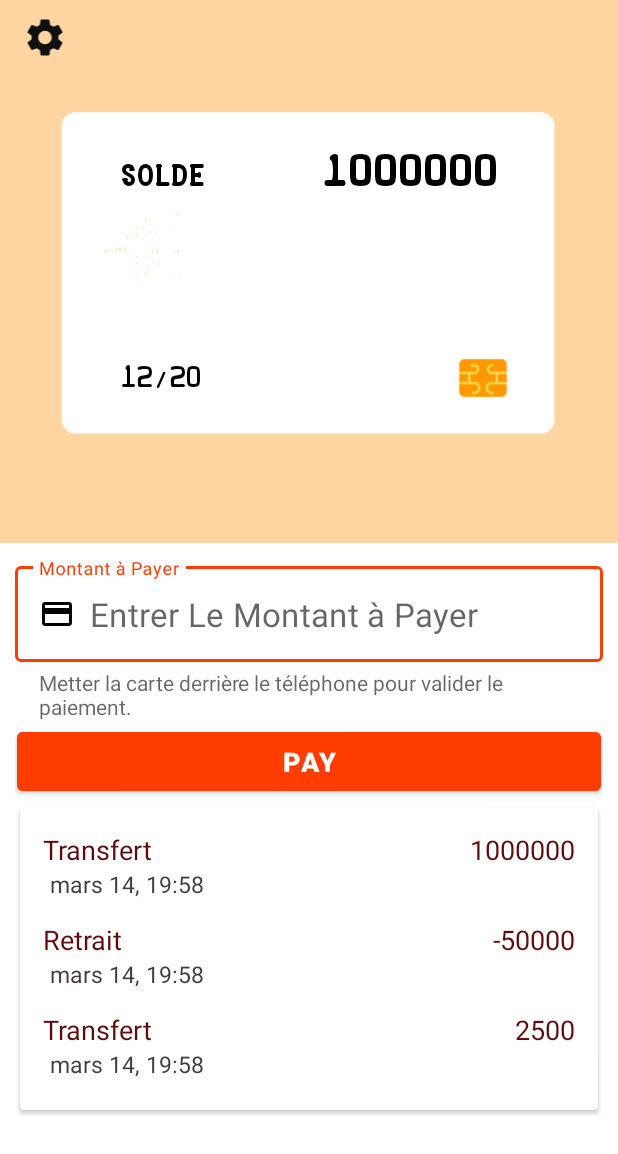
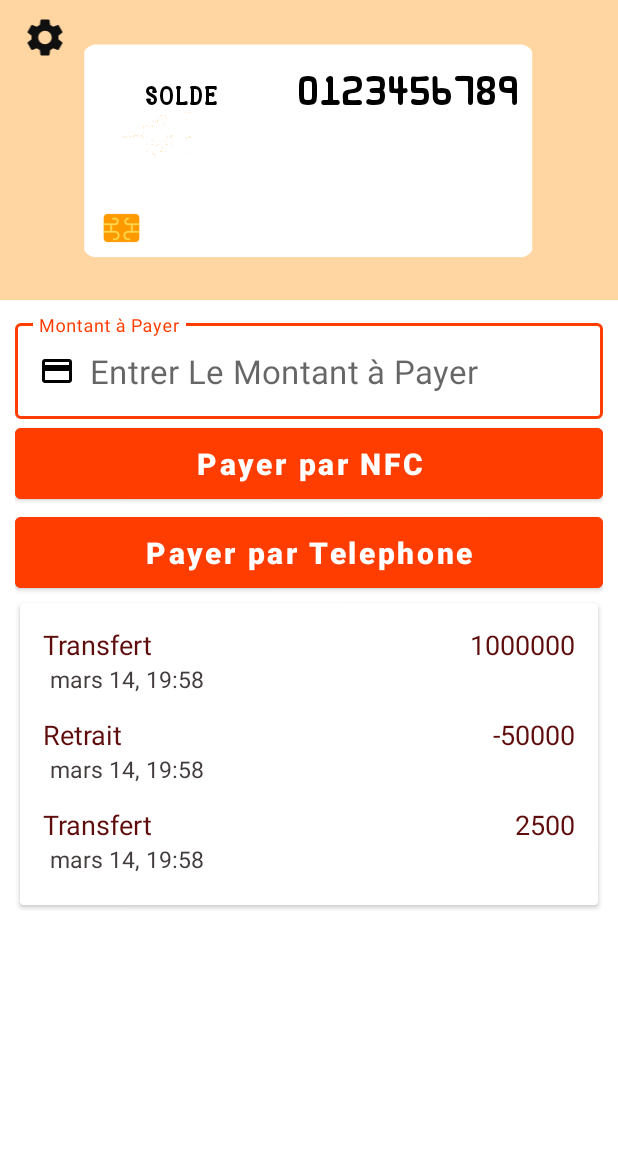
Before and after one commit to azizbaucad/NFC_PAYEMENT, an Android app: the Test_NFC_Tag_Activity screen opened directly, with no data from a screen before it, on a phone screen of 412 x 824 dp. Shown: the top 1154 px of the screen. Run offline under Robolectric (Android 15) with nearby library versions, the phone set to English and light mode, and no system bars.

Commit message:
Payement

```diff
--- a/app/src/main/AndroidManifest.xml
+++ b/app/src/main/AndroidManifest.xml
@@ -15,12 +15,13 @@
     <application
         android:allowBackup="true"
         android:icon="@mipmap/ic_launcher"
-        android:label="I-Marchand"
+        android:label="I-MarchandV2"
         android:networkSecurityConfig="@xml/network_security_config"
         android:roundIcon="@mipmap/ic_launcher"
         android:supportsRtl="true"
         android:theme="@style/AppTheme"
         android:usesCleartextTraffic="true">
+        <activity android:name=".ValidePayementActivity"></activity>
         <!-- activity android:name=".ActivitySplashScreen" / -->
         <!-- activity android:name=".LoginActivity"/ -->
         <activity android:name=".MainActivity" />
--- a/app/src/main/java/appl/innov/i_marchand/ActivitySplashScreen.java
+++ b/app/src/main/java/appl/innov/i_marchand/ActivitySplashScreen.java
@@ -20,7 +20,7 @@ public class ActivitySplashScreen extends AppCompatActivity {
             public void run() {
                 // This method will be executed once the timer is over
                 // Start your app main activity
-                Intent i = new Intent(ActivitySplashScreen.this, LoginActivity.class);
+                Intent i = new Intent(ActivitySplashScreen.this, Test_NFC_Tag_Activity.class);// Changer le démarrage
                 startActivity(i);
                 // close this activity
                 finish();
--- a/app/src/main/java/appl/innov/i_marchand/LoginActivity.java
+++ b/app/src/main/java/appl/innov/i_marchand/LoginActivity.java
@@ -82,6 +82,8 @@ public class LoginActivity extends AppCompatActivity {
 
         Button btn_con = findViewById(R.id.loginBtn);
 
+
+        // Filtre du login et du Mot de passe : Le bon Filtre
         btn_con.setOnClickListener(v -> {
             // Mettre les traitements ici
             if (loginEdit.getText().length() != 0 && !loginEdit.getText().toString().equals("")) {
--- /dev/null
+++ b/app/src/main/java/appl/innov/i_marchand/ValidePayementActivity.java
@@ -0,0 +1,14 @@
+package appl.innov.i_marchand;
+
+import androidx.appcompat.app.AppCompatActivity;
+
+import android.os.Bundle;
+
+public class ValidePayementActivity extends AppCompatActivity {
+
+    @Override
+    protected void onCreate(Bundle savedInstanceState) {
+        super.onCreate(savedInstanceState);
+        setContentView(R.layout.activity_valide_payement);
+    }
+}
--- a/app/src/main/res/layout/activity_test__n_f_c__tag_.xml
+++ b/app/src/main/res/layout/activity_test__n_f_c__tag_.xml
@@ -44,8 +44,7 @@
         <RelativeLayout
             android:id="@+id/rl_form"
             android:layout_width="match_parent"
-            android:layout_height="wrap_content"
-            android:layout_centerHorizontal="true"
+            android:layout_height="200dp"
             android:layout_marginTop="0dp"
             android:background="#5EFF9100">
 
@@ -94,12 +93,12 @@
 
             <RelativeLayout
                 android:id="@+id/rl_front"
-                android:layout_width="match_parent"
-                android:layout_height="302.2dp"
-                android:layout_centerInParent="false"
-                android:layout_marginTop="0dp"
-                android:layout_margin="30dp"
-                android:padding="10dp"
+                android:layout_width="320dp"
+                android:layout_height="300dp"
+                android:layout_centerInParent="true"
+                android:layout_marginTop="30dp"
+                android:layout_margin="0dp"
+                android:padding="0dp"
                 android:alpha="1"
                 android:background="@drawable/frontdebit"
                 android:backgroundTint="@android:color/white"
@@ -107,27 +106,15 @@
                 android:visibility="visible">
 
 
+                <LinearLayout
+                    android:layout_width="match_parent"
+                    android:layout_height="match_parent"
+                    android:layout_marginLeft="20dp"
+                    android:layout_marginRight="20dp"
+                    android:layout_marginBottom="10dp"
+                    android:layout_marginTop="20dp"
+                    android:orientation="horizontal">
 
-
-                <ImageView
-                    android:id="@+id/iv_card_type"
-                    android:layout_width="40dp"
-                    android:layout_height="40dp"
-                    android:layout_alignParentRight="true"
-                    android:layout_alignParentBottom="true"
-                    android:layout_marginRight="30dp"
-                    android:layout_marginBottom="50dp"
-                    android:src="@drawable/chip" />
-
-                <LinearLayout
-                    android:id="@+id/lv_card_layout"
-                    android:layout_width="match_parent"
-                    android:layout_height="150dp"
-                    android:layout_above="@+id/iv_card_type"
-                    android:layout_marginLeft="40dp"
-                    android:layout_marginRight="40sp"
-                    android:layout_marginBottom="0dp"
-                    android:orientation="horizontal">
 
                     <!--<ImageView
                         android:layout_width="40dp"
@@ -184,39 +171,72 @@
                         android:maxEms="10"
 
                         />-->
-
-
+                    <ImageView
+                        android:id="@+id/chip01"
+                        android:layout_width="140dp"
+                        android:layout_marginTop="100dp"
+                        android:layout_height="wrap_content"
+                        android:layout_alignParentLeft="true"
+                        android:layout_weight="1"
+                        android:layout_marginLeft="0dp"
+                        android:layout_marginRight="0dp"
+                        android:layout_marginBottom="0dp"
+                        android:src="@drawable/chip" />
                     <TextView
-                        android:id="@+id/tv_card_three"
+                        android:id="@+id/solde"
                         android:layout_width="80dp"
                         android:layout_height="wrap_content"
-                        android:layout_marginTop="20dp"
+                        android:layout_marginTop="30dp"
                         android:fontFamily="@font/credit_font"
                         android:gravity="left"
                         android:layout_alignParentLeft="true"
                         android:padding="0dp"
+                        android:lines="1"
                         android:text="Solde"
                         android:textAllCaps="true"
                         android:textColor="@android:color/black"
-                        android:textSize="20sp"
+                        android:textSize="18sp"
 
                         />
 
                     <TextView
                         android:id="@+id/tv_card_four"
-                        android:layout_width="100dp"
-                        android:layout_height="wrap_content"
-                        android:layout_marginTop="20dp"
+                        android:layout_width="match_parent"
+                        android:layout_height="match_parent"
+                        android:layout_alignParentRight="true"
+                        android:layout_marginTop="30dp"
                         android:layout_weight="1"
                         android:fontFamily="@font/credit_font"
+                        android:gravity="right"
                         android:lines="1"
-                        android:gravity="right"
+                        android:padding="0dp"
+                        android:text="0123456789"
+                        android:textColor="@android:color/black"
+                        android:textSize="18sp" />
+
+
+
+
+                </LinearLayout>
+
+                <!--<LinearLayout
+                    android:layout_width="60dp"
+                    android:layout_height="60dp"
+                    android:layout_marginTop="60dp"
+                    android:layout_marginLeft="40dp"
+                    android:layout_marginRight="40sp"
+                    android:layout_marginBottom="0dp"
+                    android:orientation="horizontal"
+                    >
+                    <ImageView
+                        android:layout_marginTop="10dp"
+                        android:id="@+id/iv_card_type"
+                        android:layout_width="40dp"
+                        android:layout_height="40dp"
                         android:layout_alignParentRight="true"
-                        android:padding="0dp"
-                        android:text="1000000"
-                        android:textColor="@android:color/black"
-                        android:textSize="20sp" />
-                </LinearLayout>
+                        android:src="@drawable/chip" />
+
+                </LinearLayout>-->
 
                 <!--<TextView
                     android:layout_width="match_parent"
@@ -244,15 +264,15 @@
                     android:background="@android:color/white"
                     android:src="@drawable/chip"/>-->
 
-                <LinearLayout
+                <!--<LinearLayout
                     android:layout_width="wrap_content"
                     android:layout_height="wrap_content"
                     android:layout_alignLeft="@+id/lv_card_layout"
                     android:layout_alignTop="@+id/iv_card_type"
                     android:layout_alignBottom="@+id/iv_card_type"
-                    android:orientation="horizontal">
+                    android:orientation="horizontal">-->
 
-                    <TextView
+                    <!--<TextView
                         android:id="@+id/tv_card_month"
                         android:layout_width="wrap_content"
                         android:layout_height="match_parent"
@@ -261,9 +281,9 @@
                         android:gravity="center"
                         android:text="12"
                         android:textColor="@android:color/black"
-                        android:textSize="13sp" />
+                        android:textSize="13sp" />-->
 
-                    <TextView
+                    <!--<TextView
                         android:id="@+id/tv_bracket"
                         android:layout_width="wrap_content"
                         android:layout_height="match_parent"
@@ -274,9 +294,9 @@
                         android:gravity="center"
                         android:text="/"
                         android:textColor="@android:color/black"
-                        android:textSize="13sp" />
+                        android:textSize="13sp" />-->
 
-                    <TextView
+                    <!--<TextView
                         android:id="@+id/tv_card_year"
                         android:layout_width="wrap_content"
                         android:layout_height="match_parent"
@@ -285,9 +305,9 @@
                         android:gravity="center"
                         android:text="20"
                         android:textColor="@android:color/black"
-                        android:textSize="13sp" />
+                        android:textSize="13sp" />-->
 
-                </LinearLayout>
+               <!-- </LinearLayout>-->
 
 
             </RelativeLayout>
@@ -448,8 +468,7 @@
                     android:hint="@string/cardname"
                     android:textColor="@android:color/black"
                     android:textColorHint="@android:color/black"
-                    app:helperText="@string/cardname_helper_text"
-                    app:helperTextTextAppearance="@style/HelperStyle">
+                    >
 
                     <com.google.android.material.textfield.TextInputEditText
                         android:id="@+id/tev_card_name"
@@ -474,11 +493,27 @@
                     android:layout_marginTop="0dp"
                     android:backgroundTint="#FF3D00"
                     android:fontFamily="sans-serif-black"
-                    android:layout_margin="1dp"
-                    android:padding="7.5dp"
-                    android:text="@string/pay"
+                    android:layout_margin="0dp"
+                    android:padding="10dp"
+                    android:textAllCaps="false"
+                    android:text="@string/payNFC"
                     android:textColor="@android:color/white"
-                    android:textSize="18sp" />
+                    android:textSize="20sp" />
+
+                <Button
+                    android:id="@+id/btn_pay"
+                    android:textAllCaps="false"
+                    android:layout_width="match_parent"
+                    android:layout_height="match_parent"
+                    android:layout_gravity="center_vertical"
+                    android:layout_marginTop="0dp"
+                    android:backgroundTint="#FF3D00"
+                    android:fontFamily="sans-serif-black"
+                    android:layout_margin="0dp"
+                    android:padding="10dp"
+                    android:text="@string/payTel"
+                    android:textColor="@android:color/white"
+                    android:textSize="20sp" />
 
                 <androidx.cardview.widget.CardView
                     android:id="@+id/carView"
--- /dev/null
+++ b/app/src/main/res/layout/activity_valide_payement.xml
@@ -0,0 +1,9 @@
+<?xml version="1.0" encoding="utf-8"?>
+<androidx.constraintlayout.widget.ConstraintLayout xmlns:android="http://schemas.android.com/apk/res/android"
+    xmlns:app="http://schemas.android.com/apk/res-auto"
+    xmlns:tools="http://schemas.android.com/tools"
+    android:layout_width="match_parent"
+    android:layout_height="match_parent"
+    tools:context=".ValidePayementActivity">
+
+</androidx.constraintlayout.widget.ConstraintLayout>
--- a/app/src/main/res/layout/app_bar_main.xml
+++ b/app/src/main/res/layout/app_bar_main.xml
@@ -494,7 +494,7 @@
                     android:backgroundTint="#FF3D00"
                     android:fontFamily="sans-serif-black"
                     android:padding="10dp"
-                    android:text="@string/pay"
+                    android:text="@string/payNFC"
                     android:textColor="@android:color/white"
                     android:textSize="18sp" />
 
--- a/app/src/main/res/values/strings.xml
+++ b/app/src/main/res/values/strings.xml
@@ -96,7 +96,8 @@
 
     <string name="cardname">Montant à Payer</string>
     <string name="cardname_helper_text">Metter la carte derrière le téléphone pour valider le paiement.</string>
-    <string name="pay">Pay</string>
+    <string name="payNFC">Payer par NFC</string>
+    <string name="payTel">Payer par Telephone</string>
     <string name="cardno">Card No</string>
     <string name="cardno_helper_text">You must enter your 16-digit card number.</string>
     <string name="day_hint">12</string>
```
